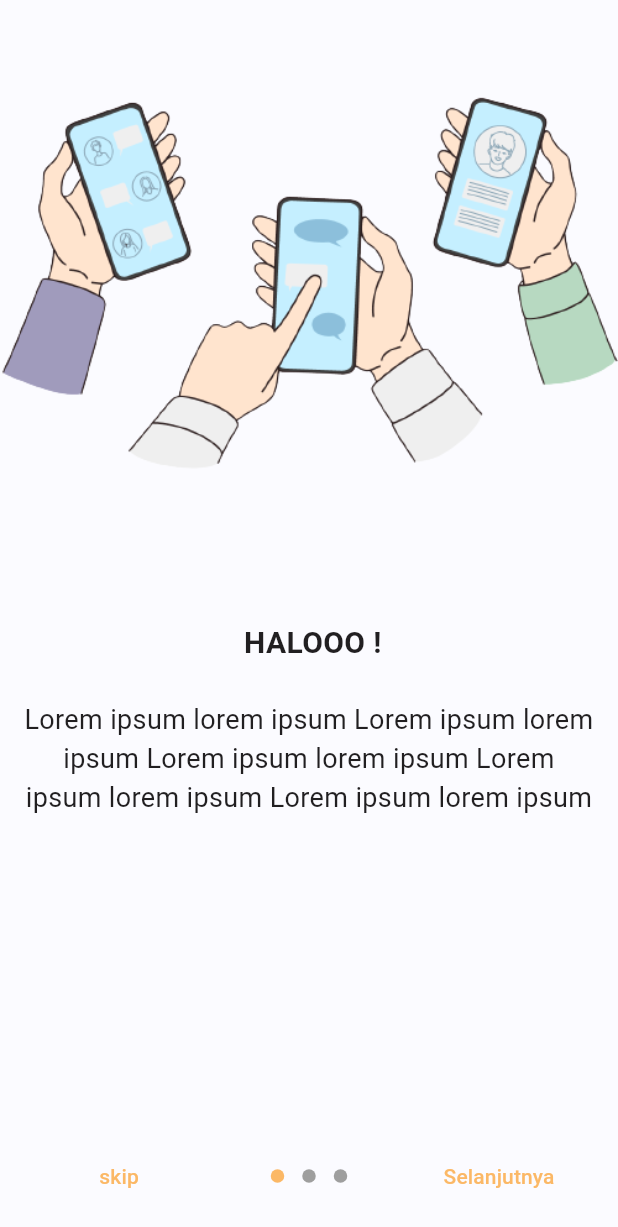
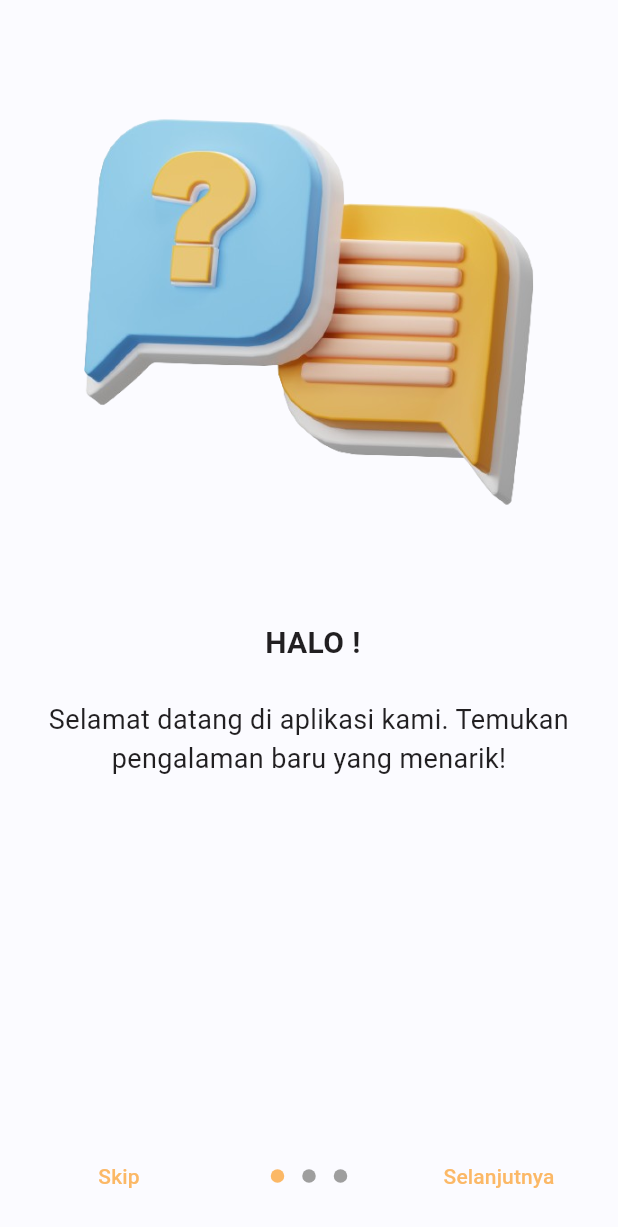
Before and after one commit to Azkina1123/post-in, a Flutter app: the screen it shows after launch, on a phone screen of 412 x 824 dp. Shown: the top 1227 px of the screen. Run offline on Flutter 3.47's test engine with Material 3 defaults, Android fonts, the phone set to English and light mode, and no system bars; drawn by our look-alikes of introduction_screen; our stand-ins replace cloud_firestore, email_validator, firebase_auth, firebase_core, firebase_storage, image_picker and 1 more; accounts and stored records are empty.

Commit message:
Perbaikan intro sm landing

```diff
--- a/lib/main.dart
+++ b/lib/main.dart
@@ -1,4 +1,4 @@
-// import 'package:firebase_auth/firebase_auth.dart';
+// import 'package:firebase_auth/firebase_auth.dart';ca
 import 'package:firebase_auth/firebase_auth.dart';
 import 'package:flutter/material.dart';
 import 'package:post_in/models/models.dart';
--- a/lib/ui/pages/introduction_page.dart
+++ b/lib/ui/pages/introduction_page.dart
@@ -10,58 +10,51 @@ class Introduction_Page extends StatelessWidget {
       onDone: () {
         Navigator.of(context).pop();
         Navigator.popAndPushNamed(context, "/landing");
-        // Navigator.of(context).push(
-        //   MaterialPageRoute(
-        //     builder: (context) {
-        //       return landingPage();
-        //     },
-        //   ),
-        // );
       },
       pages: [
         PageViewModel(
-          title: " HALOOO !",
+          title: " HALO !",
           body:
-              "Lorem ipsum lorem ipsum Lorem ipsum lorem ipsum Lorem ipsum lorem ipsum Lorem ipsum lorem ipsum Lorem ipsum lorem ipsum",
+              "Selamat datang di aplikasi kami. Temukan pengalaman baru yang menarik!",
           image: Image.asset(
-            'assets/landing(1).png',
-            width: 480,
-            height: 480,
+            'assets/intro1.png',
+            width: 300,
+            height: 300,
             fit: BoxFit.cover,
           ),
         ),
         PageViewModel(
           title: "Temukan Teman baru kalian disini !",
           body:
-              "Lorem ipsum lorem ipsum Lorem ipsum lorem ipsum Lorem ipsum lorem ipsum Lorem ipsum lorem ipsum Lorem ipsum lorem ipsum",
+              "Jelajahi komunitas kami dan temukan teman-teman baru yang seru!",
           image: Image.asset(
-            'assets/landing(1).png',
-            width: 480,
-            height: 480,
+            'assets/intro2.png',
+            width: 340,
+            height: 340,
             fit: BoxFit.cover,
           ),
         ),
         PageViewModel(
           title: "Mulai Upload status dan gambar kamu disini !",
-          body:
-              "Lorem ipsum lorem ipsum Lorem ipsum lorem ipsum Lorem ipsum lorem ipsum Lorem ipsum lorem ipsum Lorem ipsum lorem ipsum",
+          body: "Bagikan momen-momen berharga kamu dengan teman-teman di sini.",
           image: Image.asset(
-            'assets/landing(1).png',
-            width: 480,
-            height: 480,
+            'assets/intro3.png',
+            width: 440,
+            height: 440,
             fit: BoxFit.cover,
           ),
         ),
       ],
       showSkipButton: true,
-      skip: Text("skip"),
+      skip: Text("Skip"),
     );
   }
 
   PageDecoration getPageDecoration() => PageDecoration(
         titleTextStyle: TextStyle(fontSize: 28, fontWeight: FontWeight.bold),
         bodyTextStyle: TextStyle(fontSize: 20),
-        bodyPadding: EdgeInsets.all(16).copyWith(bottom: 0),
+        bodyPadding: EdgeInsets.all(16)
+            .copyWith(bottom: 20), // Sesuaikan nilai bottom sesuai kebutuhan
         imagePadding: EdgeInsets.all(24),
         pageColor: Colors.amber,
       );
--- a/lib/ui/pages/landing_page.dart
+++ b/lib/ui/pages/landing_page.dart
@@ -31,9 +31,9 @@ class landingPage extends StatelessWidget {
             height: 40,
           ),
           Image.asset(
-            'assets/landing(1).png',
-            width: 400,
-            height: 380,
+            'assets/landing1.png',
+            width: 250,
+            height: 360,
             fit: BoxFit.cover,
           ),
           SizedBox(
```
Also changed, not shown: assets/intro1.png (added), assets/intro2.png (added), assets/intro3.png (added), assets/landing1.png (added).
